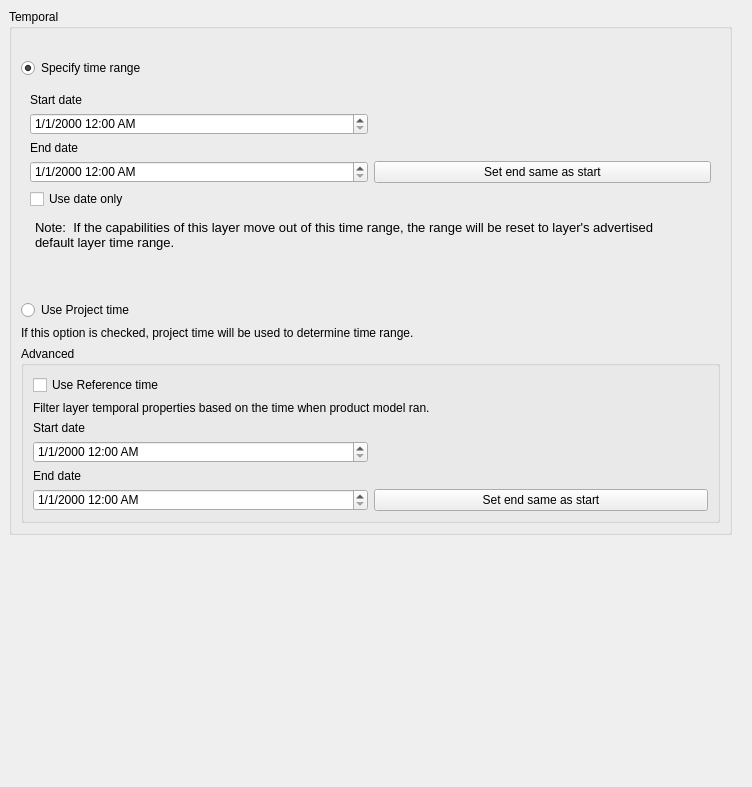
First picture: the form in src/ui/raster/qgsrasterlayertemporalpropertieswidgetbase.ui, repository Samweli/QGIS, before the edit.
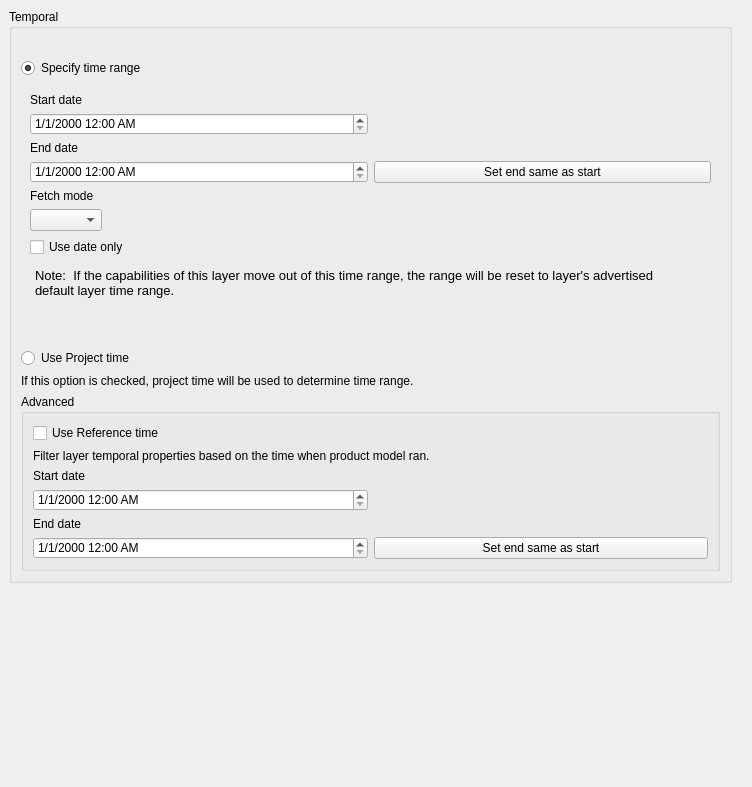
Second picture: the form after the edit. Custom widgets are drawn as their Qt base class.

The edit to the form file:
```diff
--- a/src/ui/raster/qgsrasterlayertemporalpropertieswidgetbase.ui
+++ b/src/ui/raster/qgsrasterlayertemporalpropertieswidgetbase.ui
@@ -138,6 +138,33 @@
                </item>
               </layout>
              </item>
+             <item>
+              <widget class="QLabel" name="label_7">
+               <property name="text">
+                <string>Fetch mode</string>
+               </property>
+              </widget>
+             </item>
+             <item>
+              <layout class="QHBoxLayout" name="horizontalLayout_5">
+               <item>
+                <widget class="QComboBox" name="mFetchModeComboBox"/>
+               </item>
+               <item>
+                <spacer name="horizontalSpacer">
+                 <property name="orientation">
+                  <enum>Qt::Horizontal</enum>
+                 </property>
+                 <property name="sizeHint" stdset="0">
+                  <size>
+                   <width>40</width>
+                   <height>20</height>
+                  </size>
+                 </property>
+                </spacer>
+               </item>
+              </layout>
+             </item>
              <item>
               <widget class="QCheckBox" name="mDisableTime">
                <property name="text">
```
Left out of the diff: 5 changed lines with no effect on the pictures.
